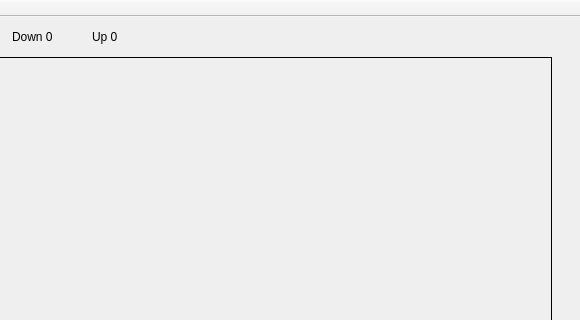
The window that Project/mainwindow.ui (Matmalecki/OpenCV-Project) describes before a commit, drawn with Qt 5; both pictures show x 108 to 688 and y 0 to 320 of the 688 by 502 pixel window.
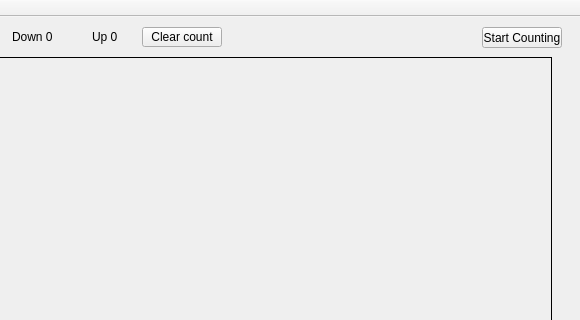
The same window after the commit.

Commit message: Fixed counting line and added buttons for clear

Patch:
```diff
--- a/Project/mainwindow.ui
+++ b/Project/mainwindow.ui
@@ -72,6 +72,32 @@
      <string>Up 0</string>
     </property>
    </widget>
+   <widget class="QPushButton" name="startCountButton">
+    <property name="geometry">
+     <rect>
+      <x>590</x>
+      <y>10</y>
+      <width>80</width>
+      <height>21</height>
+     </rect>
+    </property>
+    <property name="text">
+     <string>Start Counting</string>
+    </property>
+   </widget>
+   <widget class="QPushButton" name="clearCountButton">
+    <property name="geometry">
+     <rect>
+      <x>250</x>
+      <y>10</y>
+      <width>80</width>
+      <height>20</height>
+     </rect>
+    </property>
+    <property name="text">
+     <string>Clear count</string>
+    </property>
+   </widget>
   </widget>
   <widget class="QMenuBar" name="menuBar">
    <property name="geometry">
```
The commit also changes 6 other files.
